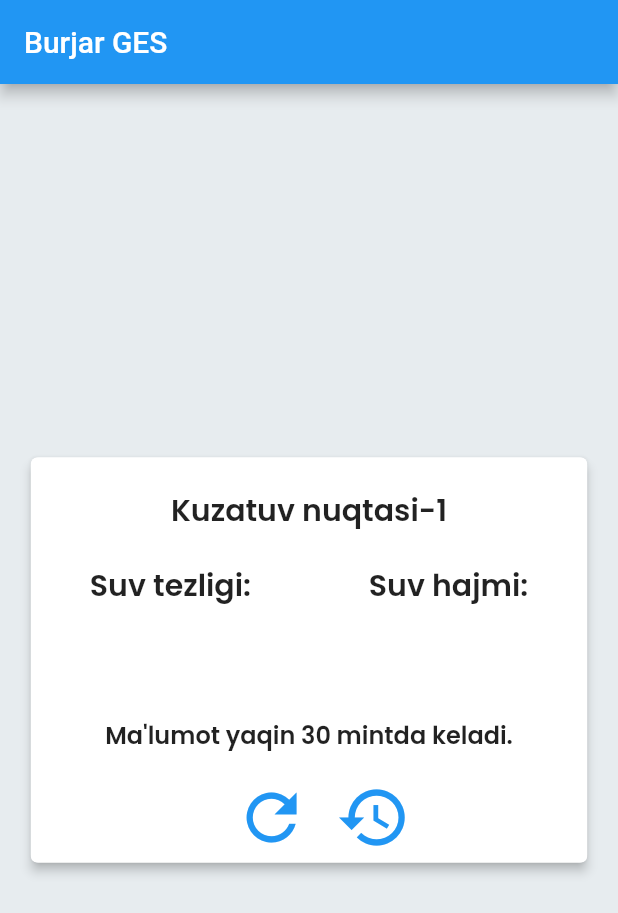
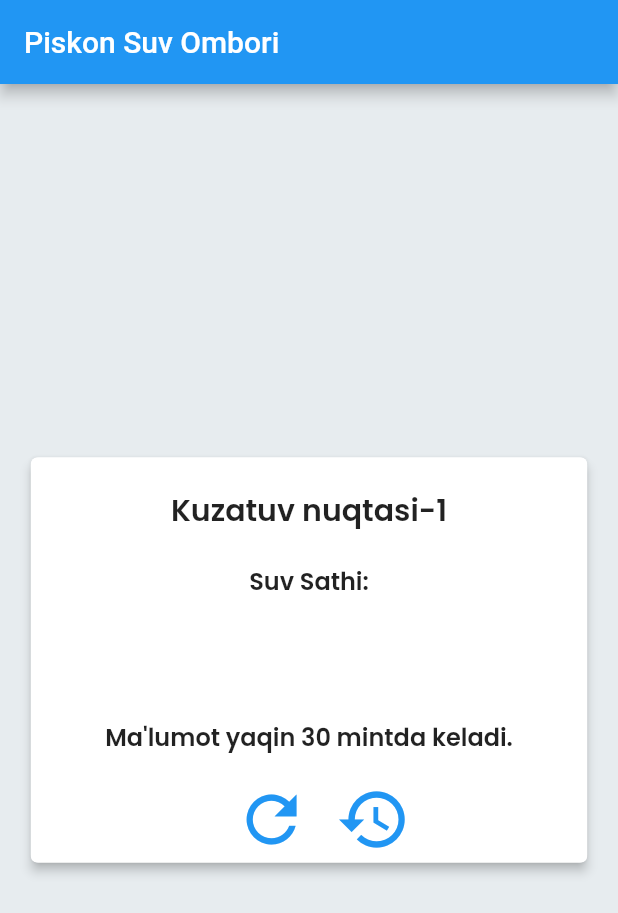
Before and after one commit to dilshojon216/piskon_suv_ombori, a Flutter app: the screen it shows after launch, after a tap on the "history" icon, on a phone screen of 412 x 824 dp. Shown: the top 913 px of the screen. Run offline on Flutter 3.47's test engine with Material 2 defaults, Android fonts, the phone set to English and light mode, and no system bars; our stand-ins replace equatable, flutter_bloc, google_fonts, shared_preferences; network calls fail.

Commit message:
asdasd
sdsd

```diff
--- a/lib/page/history_page.dart
+++ b/lib/page/history_page.dart
@@ -16,13 +16,14 @@ class HistoryPage extends StatefulWidget {
 }
 
 class _HistoryPageState extends State<HistoryPage> {
-   List<DataModel> datamodels=[];
-   List<PumpDataModel> pumpDataModelList=[];
+  List<DataModel> datamodels = [];
+  List<PumpDataModel> pumpDataModelList = [];
   @override
-   void initState(){
+  void initState() {
     super.initState();
-     context.read<HomeCubit>().getLastDataPumpList();
+    context.read<HomeCubit>().getLastDataList();
   }
+
   @override
   Widget build(BuildContext context) {
     return Scaffold(
@@ -30,21 +31,21 @@ class _HistoryPageState extends State<HistoryPage> {
       appBar: AppBar(
         title: Text("Oxirigi  kunlik ma'lumotlar"),
       ),
-      body: BlocListener<HomeCubit,HomeState>(
-        listener: (context,state){
-          if(state is HomeStateLoading){
-            onLoading(context,"Loading...");
-          }else if( state is ListAllDataState){
+      body: BlocListener<HomeCubit, HomeState>(
+        listener: (context, state) {
+          if (state is HomeStateLoading) {
+            onLoading(context, "Loading...");
+          } else if (state is ListAllDataState) {
             // Navigator.pop(context);
-            setState((){
-              datamodels=state.dataModels;
+            setState(() {
+              datamodels = state.dataModels;
             });
-          }else if( state is ErrorHomeState){
+          } else if (state is ErrorHomeState) {
             Navigator.pop(context);
             print(state.message);
-          }else if(state is ListAllDataPumpState){
-            setState((){
-              pumpDataModelList=state.dataModels;
+          } else if (state is ListAllDataPumpState) {
+            setState(() {
+              pumpDataModelList = state.dataModels;
             });
           }
         },
@@ -63,41 +64,22 @@ class _HistoryPageState extends State<HistoryPage> {
                       style: GoogleFonts.poppins(
                           fontSize: 14,
                           fontWeight: FontWeight.w600,
-                          color: Colors.blue
-                      ),
+                          color: Colors.blue),
                     ),
                   ),
                   DataColumn(
                     label: Text(
-                      "Suv tezligi\n (m/s):",
+                      "Suv hajmi",
                       style: GoogleFonts.poppins(
                           fontSize: 14,
                           fontWeight: FontWeight.w600,
-                        color: Colors.blue
+                          color: Colors.blue),
                     ),
                   ),
-                  ),
-
-                  DataColumn(
-                    label: Text(
-                      "Suv hajmi \n  (m3/s):",
-
-                      style: GoogleFonts.poppins(
-
-                          fontSize: 14,
-                          fontWeight: FontWeight.w600,
-                          color: Colors.blue
-                      ),
-                    ),
-                  ),
-
-
-
                 ],
                 rows: List.generate(
-                  pumpDataModelList.length,
-                      (index) =>
-                      recentUserDataRow(pumpDataModelList[index], context),
+                  datamodels.length,
+                  (index) => recentUserDataRow(datamodels[index], context),
                 ),
               ),
             ),
@@ -107,22 +89,23 @@ class _HistoryPageState extends State<HistoryPage> {
     );
   }
 
-   DataRow recentUserDataRow(PumpDataModel userInfo, BuildContext context) {
+  DataRow recentUserDataRow(DataModel userInfo, BuildContext context) {
     return DataRow(
       cells: [
-         DataCell(Center(child: Text(userInfo.time, style: GoogleFonts.poppins(
+        DataCell(Text(
+          userInfo.time,
+          style: GoogleFonts.poppins(
             fontSize: 14,
             fontWeight: FontWeight.w600,
-         ),))),
-         DataCell(Center(child: Text(num.parse(userInfo.sped).toStringAsFixed(3), style: GoogleFonts.poppins(
+          ),
+        )),
+        DataCell(Text(
+            ((((int.parse(userInfo.data) + 662)) / 100.0) + 990)
+                .toStringAsFixed(2),
+            style: GoogleFonts.poppins(
               fontSize: 14,
               fontWeight: FontWeight.w600,
-         )))),
-
-         DataCell(Center(child: Text(num.parse(userInfo.flowsped).toStringAsFixed(2), style: GoogleFonts.poppins(
-           fontSize: 14,
-           fontWeight: FontWeight.w600,
-         )))),
+            ))),
       ],
     );
   }
--- a/lib/page/home_page.dart
+++ b/lib/page/home_page.dart
@@ -12,9 +12,6 @@ import '../cubit/home_cubit.dart';
 import '../cubit/home_state.dart';
 import '../model/pump_data_model.dart';
 
-
-
-
 class HomePage extends StatefulWidget {
   const HomePage({Key? key}) : super(key: key);
 
@@ -23,19 +20,15 @@ class HomePage extends StatefulWidget {
 }
 
 class _HomePageState extends State<HomePage> {
-
-
-
   SharedPreferences? prefs;
   @override
-  void initState(){
+  void initState() {
     super.initState();
-    context.read<HomeCubit>().getLastDataPump();
+    context.read<HomeCubit>().getLastData();
   }
+
   DataModel? model;
   PumpDataModel? pumpDataModel;
-
-
 
   @override
   Widget build(BuildContext context) {
@@ -43,22 +36,22 @@ class _HomePageState extends State<HomePage> {
     return Scaffold(
       backgroundColor: const Color(0xffE7ECEF),
       appBar: AppBar(
-        title: const Text('Burjar GES'),
-
+        title: const Text('Piskon Suv Ombori'),
       ),
-      body: BlocListener<HomeCubit,HomeState>(
-         listener: (context,state){
-           if(state is HomeStateLoading){
-
-           }else if( state is LastDataState){
-             setState((){
-               model=state.dataModel;
+      body: BlocListener<HomeCubit, HomeState>(
+        listener: (context, state) {
+          print(state);
+          if (state is HomeStateLoading) {
+          } else if (state is LastDataState) {
+            setState(() {
+              model = state.dataModel;
+              print(model);
             });
-           }else if( state is ErrorHomeState){
+          } else if (state is ErrorHomeState) {
             print(state.message);
-           }else if(state is LastDataPumpState){
-             setState((){
-               pumpDataModel=state.dataModel;
+          } else if (state is LastDataPumpState) {
+            setState(() {
+              pumpDataModel = state.dataModel;
             });
           }
         },
@@ -68,7 +61,6 @@ class _HomePageState extends State<HomePage> {
               alignment: Alignment.center,
               child: Card(
                 elevation: 3,
-
                 child: Container(
                   width: size.width * 0.9,
                   height: 270,
@@ -80,77 +72,52 @@ class _HomePageState extends State<HomePage> {
                     children: [
                       Padding(
                         padding: const EdgeInsets.only(top: 20),
-                        child: Text("Kuzatuv nuqtasi-1", style: GoogleFonts.poppins(
+                        child: Text(
+                          "Kuzatuv nuqtasi-1",
+                          style: GoogleFonts.poppins(
                             fontSize: 20,
                             fontWeight: FontWeight.w600,
-                        ),),
                           ),
-
-                      Row(
-                        mainAxisAlignment: MainAxisAlignment.spaceAround,
-                        children: [
-                       Column(children: [
+                        ),
+                      ),
                       Padding(
                         padding: const EdgeInsets.only(top: 20),
-                           child: Text("Suv tezligi:", style: GoogleFonts.poppins(
-                             fontSize: 20,
+                        child: Text(
+                          "Suv Sathi:",
+                          style: GoogleFonts.poppins(
+                            fontSize: 16,
                             fontWeight: FontWeight.w600,
-                           ),),
+                          ),
+                        ),
                       ),
                       Center(
                         child: Padding(
                           padding: const EdgeInsets.only(top: 10),
-                             child: Text(pumpDataModel==null?"":num.parse(pumpDataModel!.sped.toString()).toStringAsFixed(2)+" m/s", style: GoogleFonts.poppins(
-                               fontSize: 35,
+                          child: Text(
+                            model == null
+                                ? ""
+                                : ((((int.parse(model!.data) + 662)) / 100.0) +
+                                        990)
+                                    .toStringAsFixed(2),
+                            style: GoogleFonts.poppins(
+                              fontSize: 40,
                               fontWeight: FontWeight.w600,
-                             ),),
                             ),
                           ),
-                       ],),
-
-                       Column(children: [
-                         Padding(
-                           padding: const EdgeInsets.only(top: 20),
-                           child: Text("Suv hajmi:", style: GoogleFonts.poppins(
-                             fontSize: 20,
-                             fontWeight: FontWeight.w600,
-                           ),),
+                        ),
                       ),
                       Center(
                         child: Padding(
                           padding: const EdgeInsets.only(top: 10),
-                             child: Text(pumpDataModel==null?"": num.parse(pumpDataModel!.flowsped.toString()).toStringAsFixed(2)+" m3/s", style: GoogleFonts.poppins(
-                               fontSize: 35,
+                          child: Text(
+                            pumpDataModel == null
+                                ? "Ma'lumot yaqin 30 mintda keladi."
+                                : "O'lchash vaqti: ${model!.time}",
+                            style: GoogleFonts.poppins(
+                              fontSize: 16,
                               fontWeight: FontWeight.w600,
-                             ),),
                             ),
                           ),
-                       ],),
-                       ],),
-                      // Padding(
-                      //   padding: const EdgeInsets.only(top: 20),
-                      //   child: Text("Suv Sathi:", style: GoogleFonts.poppins(
-                      //     fontSize: 16,
-                      //     fontWeight: FontWeight.w600,
-                      //   ),),
-                      // ),
-                      // Center(
-                      //   child: Padding(
-                      //     padding: const EdgeInsets.only(top: 10),
-                      //     child: Text(model==null?"": ((((int.parse(model!.data)+450))/100.0)+990).toStringAsFixed(2), style: GoogleFonts.poppins(
-                      //       fontSize: 40,
-                      //       fontWeight: FontWeight.w600,
-                      //     ),),
-                      //   ),
-                      // ),
-
-                      Center(
-                        child: Padding(
-                          padding: const EdgeInsets.only(top: 10),
-                          child: Text( pumpDataModel==null ? "Ma'lumot yaqin 30 mintda keladi." :"O'lchash vaqti: ${pumpDataModel!.time}", style: GoogleFonts.poppins(
-                            fontSize: 16,
-                            fontWeight: FontWeight.w600,
-                          ),),
                         ),
                       ),
                       Center(
@@ -159,19 +126,34 @@ class _HomePageState extends State<HomePage> {
                           mainAxisAlignment: MainAxisAlignment.center,
                           children: [
                             Padding(
-                              padding: const EdgeInsets.only(top: 10,right: 20),
-                              child: IconButton(onPressed: (){
+                              padding:
+                                  const EdgeInsets.only(top: 10, right: 20),
+                              child: IconButton(
+                                  onPressed: () {
                                     context.read<HomeCubit>().getLastDataPump();
-                              }, icon: Icon(Icons.refresh,color: Colors.blue,size: 50,)),
+                                  },
+                                  icon: Icon(
+                                    Icons.refresh,
+                                    color: Colors.blue,
+                                    size: 50,
+                                  )),
                             ),
                             Padding(
                               padding: const EdgeInsets.only(top: 10),
-                              child: IconButton(onPressed: (){
+                              child: IconButton(
+                                  onPressed: () {
                                     Navigator.push(
                                       context,
-                                  MaterialPageRoute(builder: (context) => const HistoryPage()),
+                                      MaterialPageRoute(
+                                          builder: (context) =>
+                                              const HistoryPage()),
                                     );
-                              }, icon: Icon(Icons.history,color: Colors.blue,size: 50,)),
+                                  },
+                                  icon: Icon(
+                                    Icons.history,
+                                    color: Colors.blue,
+                                    size: 50,
+                                  )),
                             ),
                           ],
                         ),
@@ -186,6 +168,4 @@ class _HomePageState extends State<HomePage> {
       ),
     );
   }
-
-
 }
```
Lines whose indentation alone changed are shown as unchanged.
